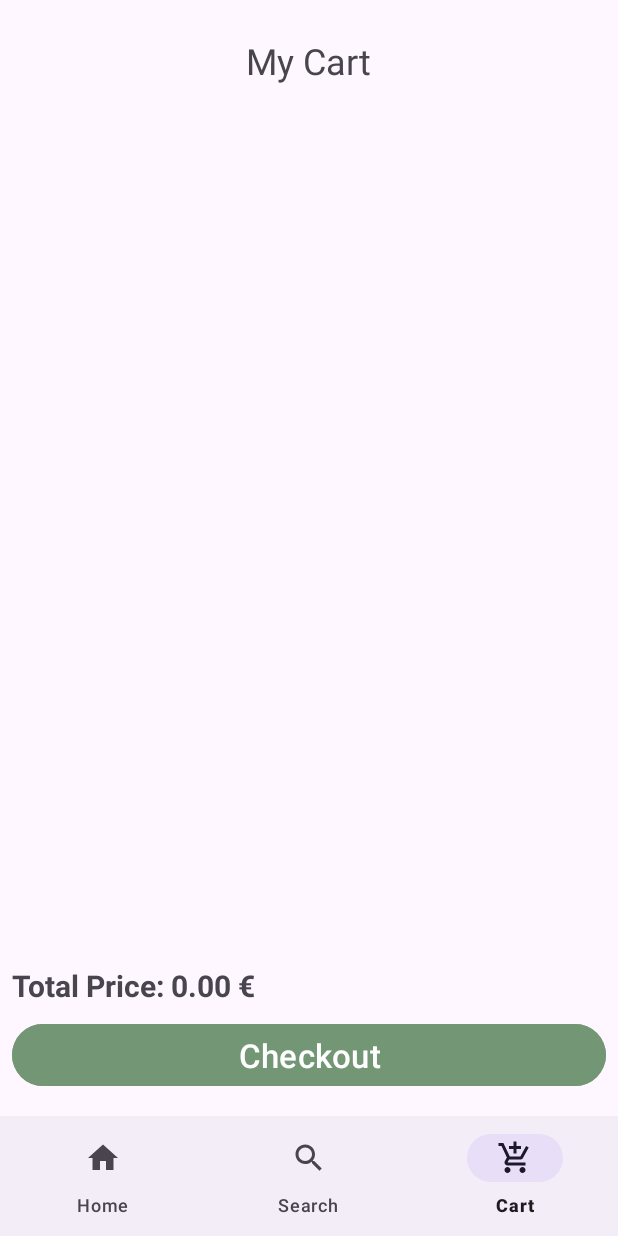
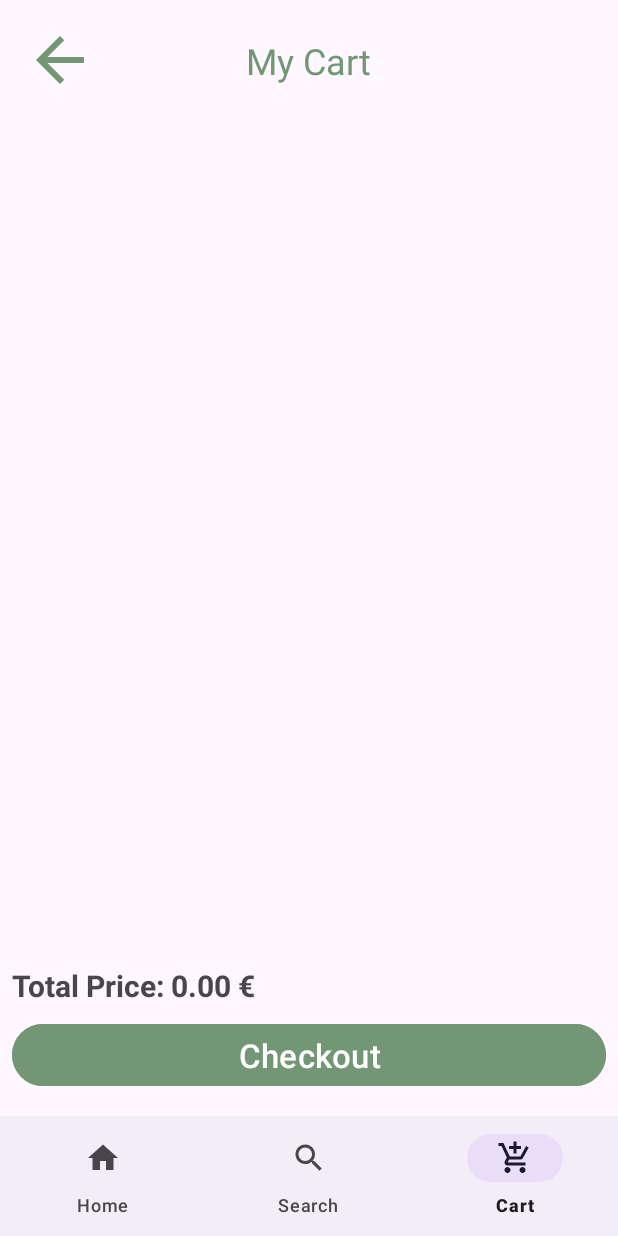
Before and after one commit to PhillipSyntax/android-abschlussprojekt-Phillip1Syntax, an Android app: the ShoppingCartFragment screen opened through its navigation route, on a phone screen of 412 x 824 dp. Run offline under Robolectric (Android 15) with nearby library versions, the light colour scheme and no system bars; our stand-ins replace Room's generated code, navigation-ui; pictures from the network do not load; 2 statements that could not run were skipped.

Commit message:
add back Button

```diff
--- a/app/src/main/res/layout/fragment_shopping_cart.xml
+++ b/app/src/main/res/layout/fragment_shopping_cart.xml
@@ -6,12 +6,24 @@
     android:layout_height="match_parent"
     tools:context=".ui.ShoppingCartFragment" >
 
+    <ImageButton
+        android:id="@+id/iv_back_from_shoppingcart"
+        android:layout_width="48dp"
+        android:layout_height="48dp"
+        android:layout_marginStart="16dp"
+        android:layout_marginTop="16dp"
+        android:background="#00000000"
+        app:layout_constraintStart_toStartOf="parent"
+        app:layout_constraintTop_toTopOf="parent"
+        app:srcCompat="@drawable/arrow_back" />
+
     <TextView
         android:id="@+id/tv_my_cart"
         android:layout_width="wrap_content"
         android:layout_height="wrap_content"
         android:layout_marginTop="24dp"
         android:text="My Cart"
+        android:textColor="@color/hawigreen"
         android:textSize="24dp"
         app:layout_constraintEnd_toEndOf="parent"
         app:layout_constraintHorizontal_bias="0.498"
```
